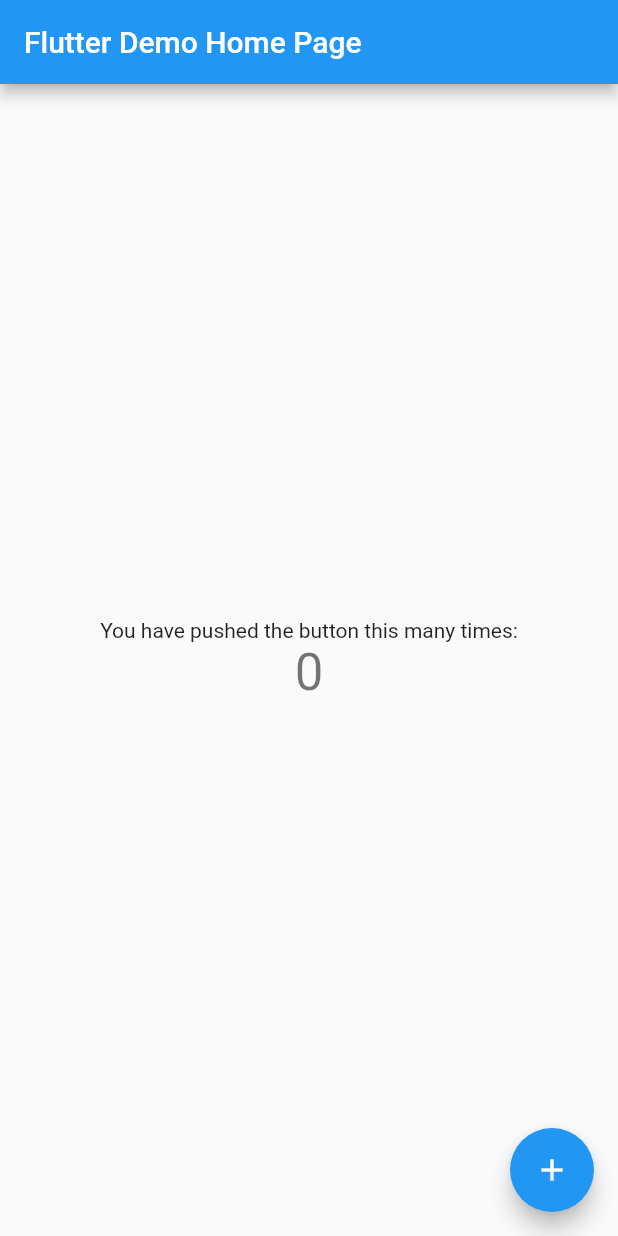
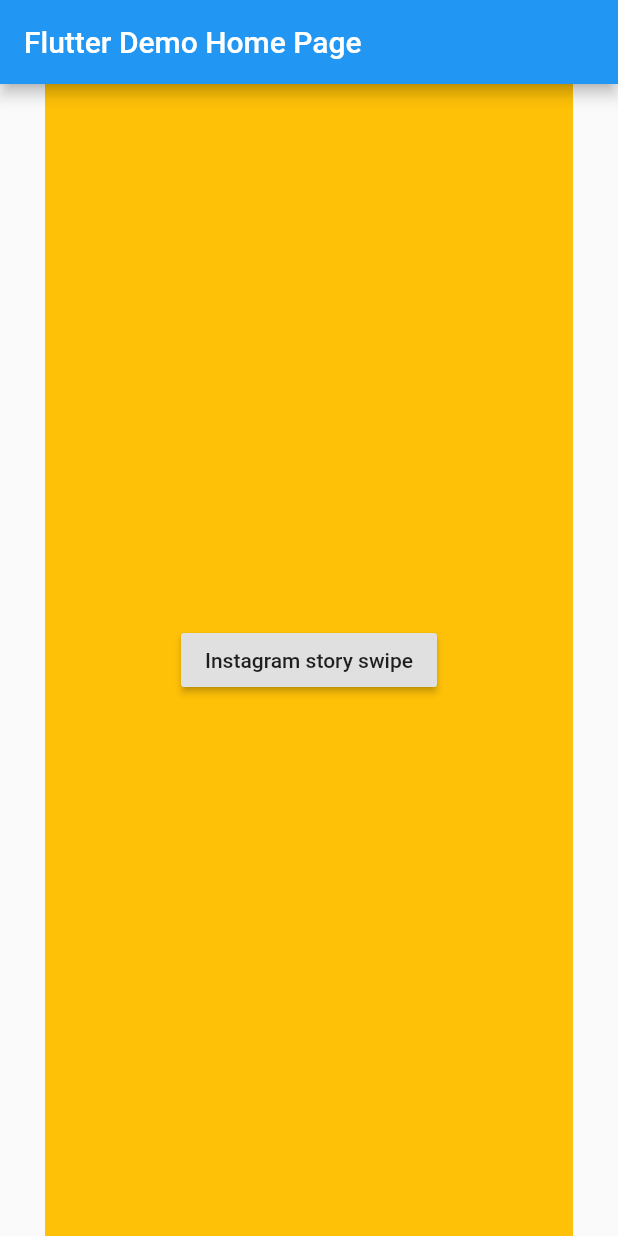
Before and after one commit to reilin-kmu/flutter-git-example, a Flutter app: the screen it shows after launch, on a phone screen of 412 x 824 dp. Run offline on Flutter 3.47's test engine with Material 2 defaults, Android fonts, the phone set to English and light mode, and no system bars; missing offline and left inert: social_media_widgets.

Commit message:
add instagram story swipe

```diff
--- a/lib/main.dart
+++ b/lib/main.dart
@@ -1,29 +1,18 @@
 import 'package:flutter/material.dart';
+import 'package:social_media_widgets/instagram_story_swipe.dart';
+import 'basic_screen.dart';
 
 void main() {
   runApp(MyApp());
 }
 
 class MyApp extends StatelessWidget {
-  // This widget is the root of your application.
   @override
   Widget build(BuildContext context) {
     return MaterialApp(
       title: 'Flutter Demo',
       theme: ThemeData(
-        // This is the theme of your application.
-        //
-        // Try running your application with "flutter run". You'll see the
-        // application has a blue toolbar. Then, without quitting the app, try
-        // changing the primarySwatch below to Colors.green and then invoke
-        // "hot reload" (press "r" in the console where you ran "flutter run",
-        // or simply save your changes to "hot reload" in a Flutter IDE).
-        // Notice that the counter didn't reset back to zero; the application
-        // is not restarted.
         primarySwatch: Colors.blue,
-        // This makes the visual density adapt to the platform that you run
-        // the app on. For desktop platforms, the controls will be smaller and
-        // closer together (more dense) than on mobile platforms.
         visualDensity: VisualDensity.adaptivePlatformDensity,
       ),
       home: MyHomePage(title: 'Flutter Demo Home Page'),
@@ -32,86 +21,57 @@ class MyApp extends StatelessWidget {
 }
 
 class MyHomePage extends StatefulWidget {
+  final String title;
+
   MyHomePage({Key key, this.title}) : super(key: key);
-
-  // This widget is the home page of your application. It is stateful, meaning
-  // that it has a State object (defined below) that contains fields that affect
-  // how it looks.
-
-  // This class is the configuration for the state. It holds the values (in this
-  // case the title) provided by the parent (in this case the App widget) and
-  // used by the build method of the State. Fields in a Widget subclass are
-  // always marked "final".
-
-  final String title;
 
   @override
   _MyHomePageState createState() => _MyHomePageState();
 }
 
 class _MyHomePageState extends State<MyHomePage> {
-  int _counter = 0;
-
-  void _incrementCounter() {
-    setState(() {
-      // This call to setState tells the Flutter framework that something has
-      // changed in this State, which causes it to rerun the build method below
-      // so that the display can reflect the updated values. If we changed
-      // _counter without calling setState(), then the build method would not be
-      // called again, and so nothing would appear to happen.
-      _counter++;
-    });
-  }
-
   @override
   Widget build(BuildContext context) {
-    // This method is rerun every time setState is called, for instance as done
-    // by the _incrementCounter method above.
-    //
-    // The Flutter framework has been optimized to make rerunning build methods
-    // fast, so that you can just rebuild anything that needs updating rather
-    // than having to individually change instances of widgets.
     return Scaffold(
       appBar: AppBar(
-        // Here we take the value from the MyHomePage object that was created by
-        // the App.build method, and use it to set our appbar title.
-        title: Text(widget.title),
+        title: Text(widget.title)
       ),
-      body: Center(
-        // Center is a layout widget. It takes a single child and positions it
-        // in the middle of the parent.
+      body: Container(
+        color: Colors.amber,
+        margin: EdgeInsets.symmetric(horizontal: 30),
+        child: Center(
           child: Column(
-          // Column is also a layout widget. It takes a list of children and
-          // arranges them vertically. By default, it sizes itself to fit its
-          // children horizontally, and tries to be as tall as its parent.
-          //
-          // Invoke "debug painting" (press "p" in the console, choose the
-          // "Toggle Debug Paint" action from the Flutter Inspector in Android
-          // Studio, or the "Toggle Debug Paint" command in Visual Studio Code)
-          // to see the wireframe for each widget.
-          //
-          // Column has various properties to control how it sizes itself and
-          // how it positions its children. Here we use mainAxisAlignment to
-          // center the children vertically; the main axis here is the vertical
-          // axis because Columns are vertical (the cross axis would be
-          // horizontal).
             mainAxisAlignment: MainAxisAlignment.center,
             children: <Widget>[
-            Text(
-              'You have pushed the button this many times:',
+              SizedBox(height: 16),
+              RaisedButton(
+                onPressed: _onInstagramStorySwipeClicked,
+                child: Text(
+                  'Instagram story swipe',
+                  textAlign: TextAlign.center,
                 ),
-            Text(
-              '$_counter',
-              style: Theme.of(context).textTheme.headline4,
               ),
+              SizedBox(height: 16),
             ],
           ),
         ),
-      floatingActionButton: FloatingActionButton(
-        onPressed: _incrementCounter,
-        tooltip: 'Increment',
-        child: Icon(Icons.add),
-      ), // This trailing comma makes auto-formatting nicer for build methods.
+      ),
+    );
+  }
+
+  void _onInstagramStorySwipeClicked() {
+    Navigator.push(
+      context,
+      MaterialPageRoute(
+          builder: (context) => InstagramStorySwipe(
+            initialPage: 2,
+            children: <Widget>[
+              Screen('Screen 1', Colors.redAccent),
+              Screen('Screen 2', Colors.greenAccent),
+              Screen('Screen 3', Colors.blueAccent),
+            ],
+          )
+      )
     );
   }
 }
--- a/pubspec.yaml
+++ b/pubspec.yaml
@@ -28,6 +28,7 @@ dependencies:
   # The following adds the Cupertino Icons font to your application.
   # Use with the CupertinoIcons class for iOS style icons.
   cupertino_icons: ^0.1.3
+  social_media_widgets: ^1.0.0+2
 
 dev_dependencies:
   flutter_test:
```
Also changed, not shown: lib/basic_screen.dart (added, +26 -0 lines), pubspec.lock. Lines whose indentation alone changed are shown as unchanged.
